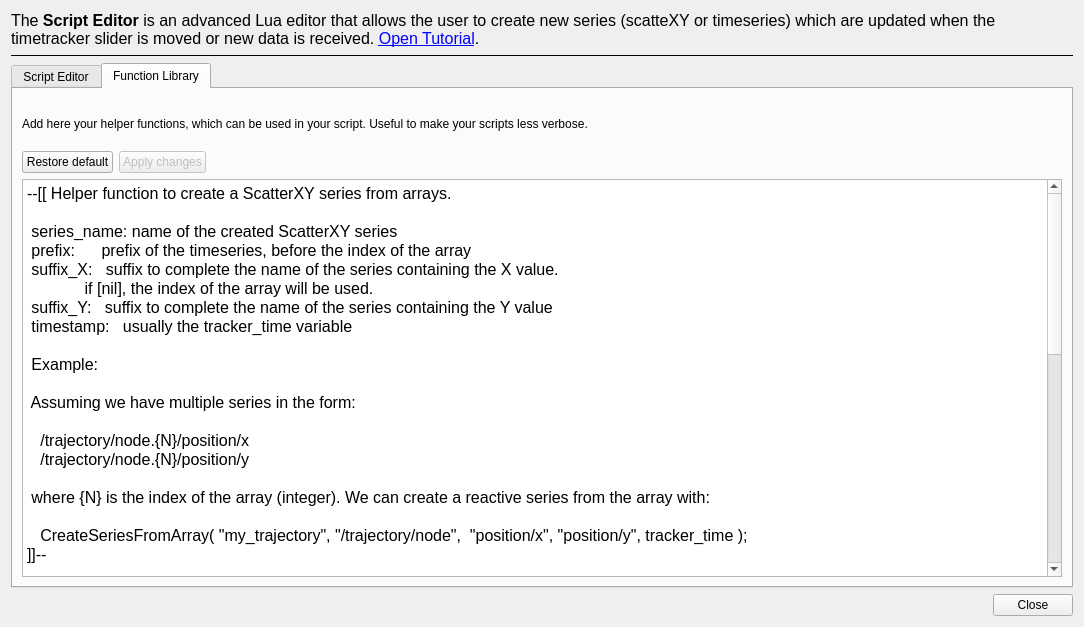
Old version of the form plotjuggler_plugins/ToolboxLuaEditor/lua_editor.ui in the repository facontidavide/plotjuggler-release.
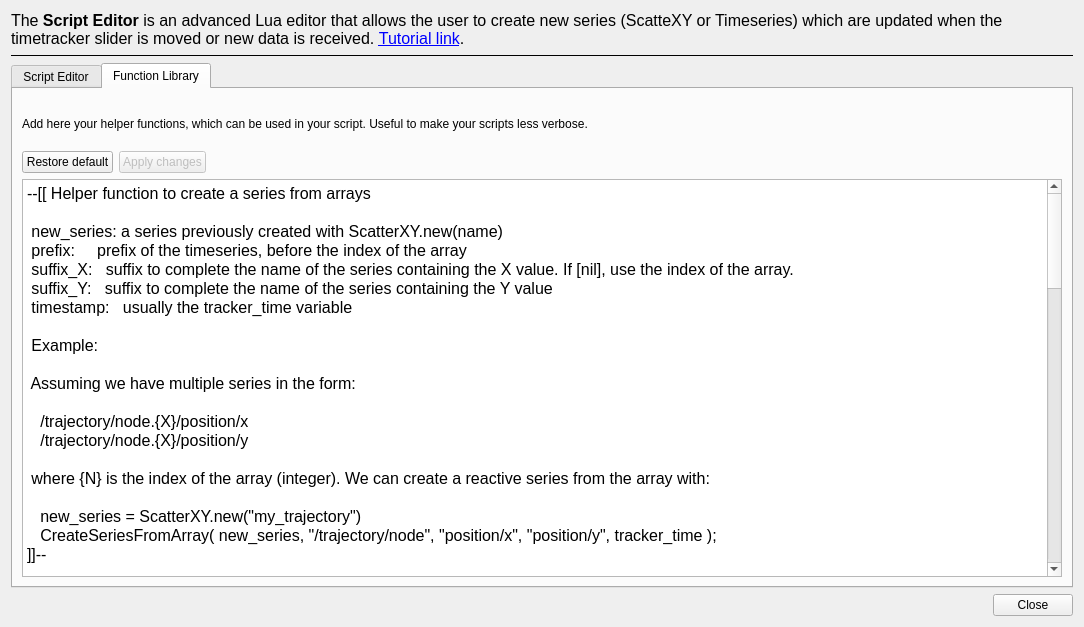
New version of the form. The open tabs and pages were chosen to show the change.

The edit to the form file:
```diff
--- a/plotjuggler_plugins/ToolboxLuaEditor/lua_editor.ui
+++ b/plotjuggler_plugins/ToolboxLuaEditor/lua_editor.ui
@@ -22,7 +22,7 @@
       </font>
      </property>
      <property name="text">
-      <string>&lt;html&gt;&lt;head/&gt;&lt;body&gt;&lt;p&gt;The &lt;span style=&quot; font-weight:600;&quot;&gt;Script Editor &lt;/span&gt;is an advanced Lua editor that allows the user to create new series (scatteXY or timeseries) which are updated when the timetracker slider is moved or new data is received. &lt;a href=&quot;https://slides.com/davidefaconti/plotjuggler-reactive-scripts/fullscreen&quot;&gt;&lt;span style=&quot; text-decoration: underline; color:#0000ff;&quot;&gt;Open Tutorial&lt;/span&gt;&lt;/a&gt;.&lt;/p&gt;&lt;/body&gt;&lt;/html&gt;</string>
+      <string>&lt;html&gt;&lt;head/&gt;&lt;body&gt;&lt;p&gt;The &lt;span style=&quot; font-weight:600;&quot;&gt;Script Editor &lt;/span&gt;is an advanced Lua editor that allows the user to create new series (ScatteXY or Timeseries) which are updated when the timetracker slider is moved or new data is received. &lt;a href=&quot;https://slides.com/davidefaconti/plotjuggler-reactive-scripts/fullscreen&quot;&gt;&lt;span style=&quot; text-decoration: underline; color:#0000ff;&quot;&gt;Tutorial link&lt;/span&gt;&lt;/a&gt;.&lt;/p&gt;&lt;/body&gt;&lt;/html&gt;</string>
      </property>
      <property name="wordWrap">
       <bool>true</bool>
@@ -300,12 +300,11 @@
           </font>
          </property>
          <property name="plainText">
-          <string>--[[ Helper function to create a ScatterXY series from arrays.
+          <string>--[[ Helper function to create a series from arrays
 
- series_name: name of the created ScatterXY series
- prefix:      prefix of the timeseries, before the index of the array
- suffix_X:   suffix to complete the name of the series containing the X value.
-             if [nil], the index of the array will be used.
+ new_series: a series previously created with ScatterXY.new(name)
+ prefix:     prefix of the timeseries, before the index of the array
+ suffix_X:   suffix to complete the name of the series containing the X value. If [nil], use the index of the array.
  suffix_Y:   suffix to complete the name of the series containing the Y value
  timestamp:   usually the tracker_time variable
               
@@ -313,17 +312,19 @@
  
  Assuming we have multiple series in the form:
  
-   /trajectory/node.{N}/position/x
-   /trajectory/node.{N}/position/y
+   /trajectory/node.{X}/position/x
+   /trajectory/node.{X}/position/y
    
  where {N} is the index of the array (integer). We can create a reactive series from the array with:
  
-   CreateSeriesFromArray( &quot;my_trajectory&quot;, &quot;/trajectory/node&quot;,  &quot;position/x&quot;, &quot;position/y&quot;, tracker_time );
+   new_series = ScatterXY.new(&quot;my_trajectory&quot;) 
+   CreateSeriesFromArray( new_series, &quot;/trajectory/node&quot;, &quot;position/x&quot;, &quot;position/y&quot;, tracker_time );
 ]]--
 
-function CreateSeriesFromArray( series_name, prefix, suffix_X, suffix_Y, timestamp )
-  --- create a new series or overwite the previous one
-  new_series = MutableScatterXY.new(series_name)
+function CreateSeriesFromArray( new_series, prefix, suffix_X, suffix_Y, timestamp )
+  
+  --- clear previous values
+  new_series:clear()
   
   --- Append points to new_series
   index = 0
@@ -338,13 +339,44 @@
     end
     
     series_y = TimeseriesView.find( string.format( &quot;%s.%d/%s&quot;, prefix, index, suffix_Y) )
-    if series_x == nil then break end 
+    if series_y == nil then break end 
     y = series_y:atTime(timestamp)
     
     new_series:push_back(x,y)
     index = index+1
   end
 end
+
+--[[ Similar to the built-in function GetSeriesNames(), but select only the names with a give prefix. ]]--
+
+function GetSeriesNamesByPrefix(prefix)
+  -- GetSeriesNames(9 is a built-in function
+  all_names = GetSeriesNames()
+  filtered_names = {}
+  for i, name in ipairs(all_names)  do
+    -- check the prefix
+    if name:find(prefix, 1, #prefix) then
+      table.insert(filtered_names, name);
+    end
+  end
+  return filtered_names
+end
+
+--[[ Modify an existing series, applying offsets to all their X and Y values
+
+ series: an existing timeseries, obtained with TimeseriesView.find(name)
+ delta_x: offset to apply to each x value
+ delta_y: offset to apply to each y value  
+
+]]--
+
+function ApplyOffsetInPlace(series, delta_x, delta_y)
+  -- use C++ indeces, not Lua indeces
+  for index=0, series:size()-1 do
+    x,y = series:at(index)
+    series:set(index, x + delta_x, y + delta_y)
+  end
+end
 </string>
          </property>
         </widget>
```
Left out of the diff: 6 changed lines with no effect on the pictures.
